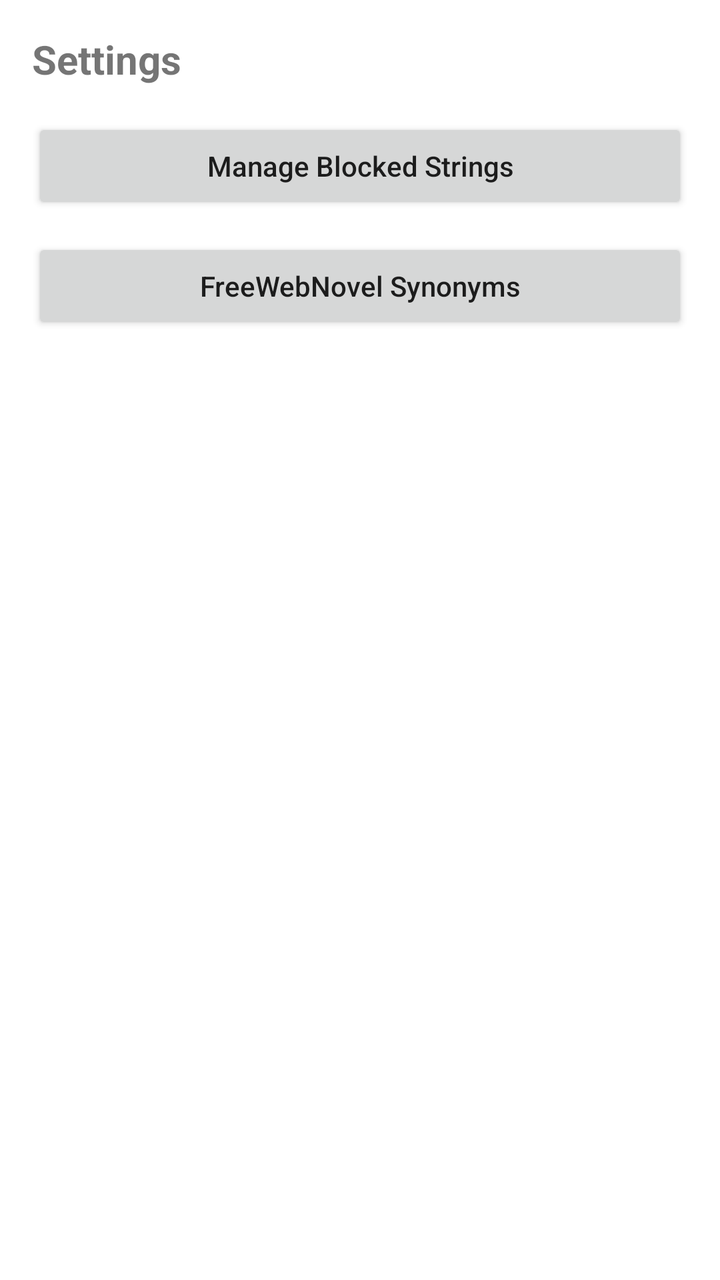
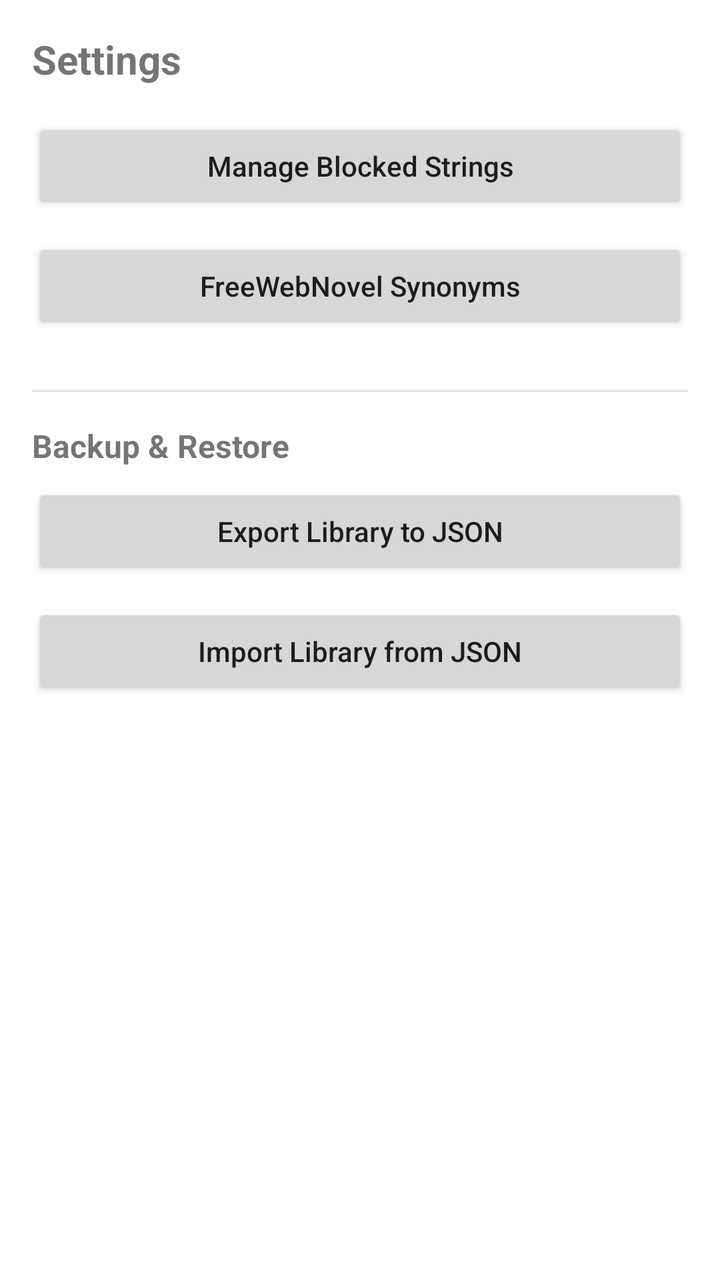

Screens rendered from an Android XML layout before and after an edit, with the pre-edit source and the edit as a unified diff.
<!-- AndroidManifest.xml: application theme Theme.LightNovelReader -->
<!-- res/layout/fragment_settings.xml -->
<?xml version="1.0" encoding="utf-8"?>
<LinearLayout xmlns:android="http://schemas.android.com/apk/res/android"
    xmlns:tools="http://schemas.android.com/tools"
    android:layout_width="match_parent"
    android:layout_height="match_parent"
    android:orientation="vertical"
    android:padding="16dp"
    tools:context=".fragments.SettingsFragment">

    <TextView
        android:layout_width="match_parent"
        android:layout_height="wrap_content"
        android:paddingBottom="16dp"
        android:text="Settings"
        android:textSize="20sp"
        android:textStyle="bold" />

    <Button
        android:id="@+id/blocked_strings_button"
        android:layout_width="match_parent"
        android:layout_height="wrap_content"
        android:layout_marginBottom="12dp"
        android:text="Manage Blocked Strings"
        android:textAllCaps="false" />

    <Button
        android:id="@+id/free_web_novel_synonyms_button"
        android:layout_width="match_parent"
        android:layout_height="wrap_content"
        android:layout_marginBottom="12dp"
        android:text="FreeWebNovel Synonyms"
        android:textAllCaps="false" />

</LinearLayout>
<!-- resources referenced by this layout -->
<resources>
  <style name="Theme.LightNovelReader" parent="Theme.MaterialComponents.DayNight.DarkActionBar">
          
          <item name="colorPrimary">@color/purple_500</item>
          <item name="colorPrimaryVariant">@color/purple_700</item>
          <item name="colorOnPrimary">@color/white</item>
          
          <item name="colorSecondary">@color/teal_200</item>
          <item name="colorSecondaryVariant">@color/teal_700</item>
          <item name="colorOnSecondary">@color/black</item>
          
          <item name="android:statusBarColor">?attr/colorPrimaryVariant</item>
          
      </style>
  <color name="purple_500">#FF6200EE</color>
  <color name="purple_700">#FF3700B3</color>
  <color name="white">#FFFFFFFF</color>
  <color name="teal_200">#FF03DAC5</color>
  <color name="teal_700">#FF018786</color>
  <color name="black">#FF000000</color>
</resources>

<!-- the commit's change to res/layout/fragment_settings.xml (unified diff, before → after) -->
@@ -31,4 +31,35 @@
         android:text="FreeWebNovel Synonyms"
         android:textAllCaps="false" />
 
+    <View
+        android:layout_width="match_parent"
+        android:layout_height="1dp"
+        android:layout_marginTop="16dp"
+        android:layout_marginBottom="16dp"
+        android:background="?android:attr/listDivider" />
+
+    <TextView
+        android:layout_width="match_parent"
+        android:layout_height="wrap_content"
+        android:paddingBottom="8dp"
+        android:text="Backup &amp; Restore"
+        android:textSize="16sp"
+        android:textStyle="bold" />
+
+    <Button
+        android:id="@+id/export_button"
+        android:layout_width="match_parent"
+        android:layout_height="wrap_content"
+        android:layout_marginBottom="12dp"
+        android:text="Export Library to JSON"
+        android:textAllCaps="false" />
+
+    <Button
+        android:id="@+id/import_button"
+        android:layout_width="match_parent"
+        android:layout_height="wrap_content"
+        android:layout_marginBottom="12dp"
+        android:text="Import Library from JSON"
+        android:textAllCaps="false" />
+
 </LinearLayout>
